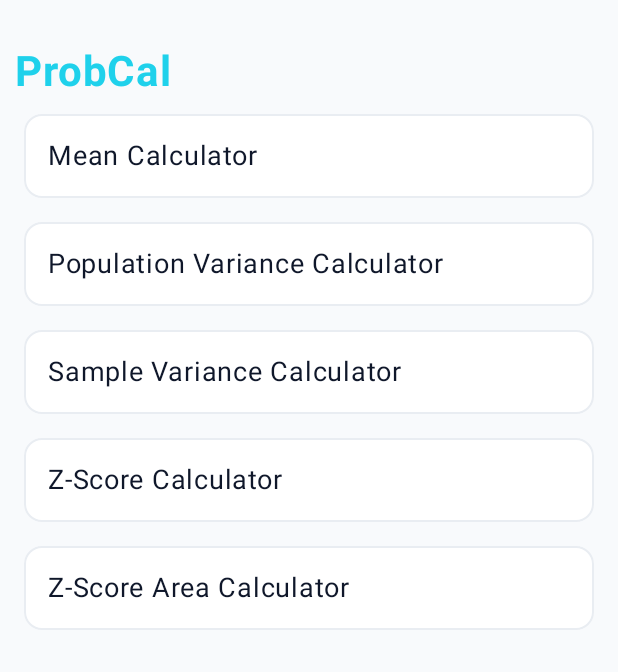
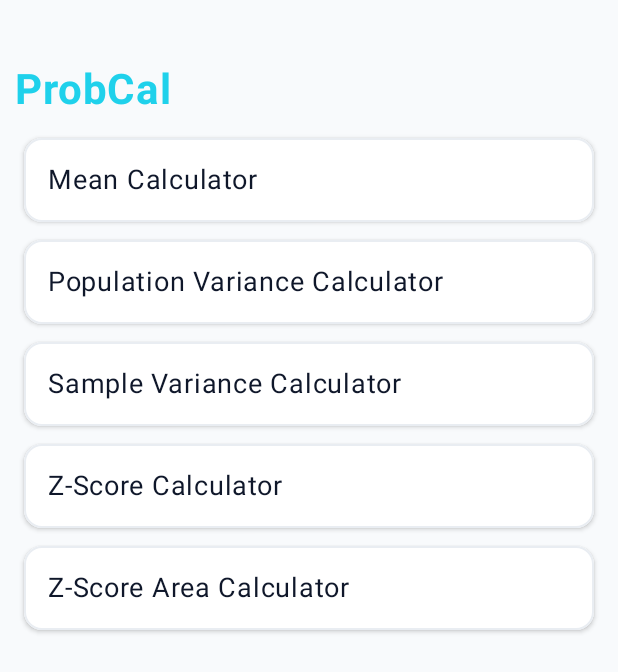
Before and after one commit to Ryanny-y/ProbCall, an Android app built with Jetpack Compose: the screen it shows after launch (MainActivity), on a phone screen of 412 x 824 dp. Shown: the top 672 px of the screen. Run offline under Robolectric (Android 15) with nearby library versions, the phone set to English and light mode, and no system bars.

Commit message:
Add Spacings

```diff
--- a/app/src/main/java/com/example/probcal/page/HeaderBar.kt
+++ b/app/src/main/java/com/example/probcal/page/HeaderBar.kt
@@ -23,7 +23,7 @@ fun HeaderBar(
         modifier = modifier
             .fillMaxWidth()
             .padding(
-                top = 28.dp,
+                top = 40.dp,
                 start = 10.dp,
                 end = 10.dp
             )
--- a/app/src/main/java/com/example/probcal/page/Home.kt
+++ b/app/src/main/java/com/example/probcal/page/Home.kt
@@ -1,10 +1,13 @@
 package com.example.probcal.page
 
+import androidx.compose.foundation.layout.Arrangement
 import androidx.compose.foundation.layout.fillMaxWidth
+import androidx.compose.foundation.layout.padding
 import androidx.compose.foundation.lazy.LazyColumn
 import androidx.compose.foundation.lazy.items
 import androidx.compose.runtime.Composable
 import androidx.compose.ui.Modifier
+import androidx.compose.ui.unit.dp
 import com.example.probcal.ui.component.CalculatorCard
 
 @Composable
@@ -22,6 +25,7 @@ fun HomeComp (
 
     LazyColumn(
         modifier = modifier.fillMaxWidth()
+            .padding(vertical = 6.dp)
     ) {
         items(calculators) { calc ->
             CalculatorCard(name = calc, onClick = { onCalculatorClick(calc) })
--- a/app/src/main/java/com/example/probcal/ui/component/AppNavGraph.kt
+++ b/app/src/main/java/com/example/probcal/ui/component/AppNavGraph.kt
@@ -21,7 +21,7 @@ fun AppNavGraph(modifier: Modifier, navController: NavHostController) {
                 onCalculatorClick = { selected ->
                     when (selected) {
                         "Mean Calculator" -> navController.navigate("mean_calculator")
-                        "Population Variance Calculator" -> navController.navigate("population_variance_calculator")
+                        "Population Variance  Calculator" -> navController.navigate("population_variance_calculator")
                         "Sample Variance Calculator" -> navController.navigate("sample_variance_calculator")
                         "Z-Score Calculator" -> navController.navigate("z_score")
                         "Z-Score Area Calculator" -> navController.navigate("z_score_area")
--- a/app/src/main/java/com/example/probcal/ui/component/CalculatorCard.kt
+++ b/app/src/main/java/com/example/probcal/ui/component/CalculatorCard.kt
@@ -7,6 +7,7 @@ import androidx.compose.foundation.layout.fillMaxWidth
 import androidx.compose.foundation.layout.padding
 import androidx.compose.foundation.shape.RoundedCornerShape
 import androidx.compose.material3.Card
+import androidx.compose.material3.CardDefaults
 import androidx.compose.material3.MaterialTheme
 import androidx.compose.material3.Text
 import androidx.compose.runtime.Composable
@@ -23,7 +24,7 @@ fun CalculatorCard(
     Card(
         modifier = Modifier
             .fillMaxWidth()
-            .padding(horizontal = 16.dp, vertical = 8.dp)
+            .padding(horizontal = 16.dp, vertical = 6.dp)
             .border(
                 width = 1.dp,
                 color = Color(0xFFe9edf2),
@@ -31,6 +32,7 @@ fun CalculatorCard(
             )
             .clickable { onClick() },
         shape = RoundedCornerShape(12.dp),
+        elevation = CardDefaults.cardElevation(defaultElevation = 2.dp)
     ) {
         Box(
             modifier = Modifier
```
